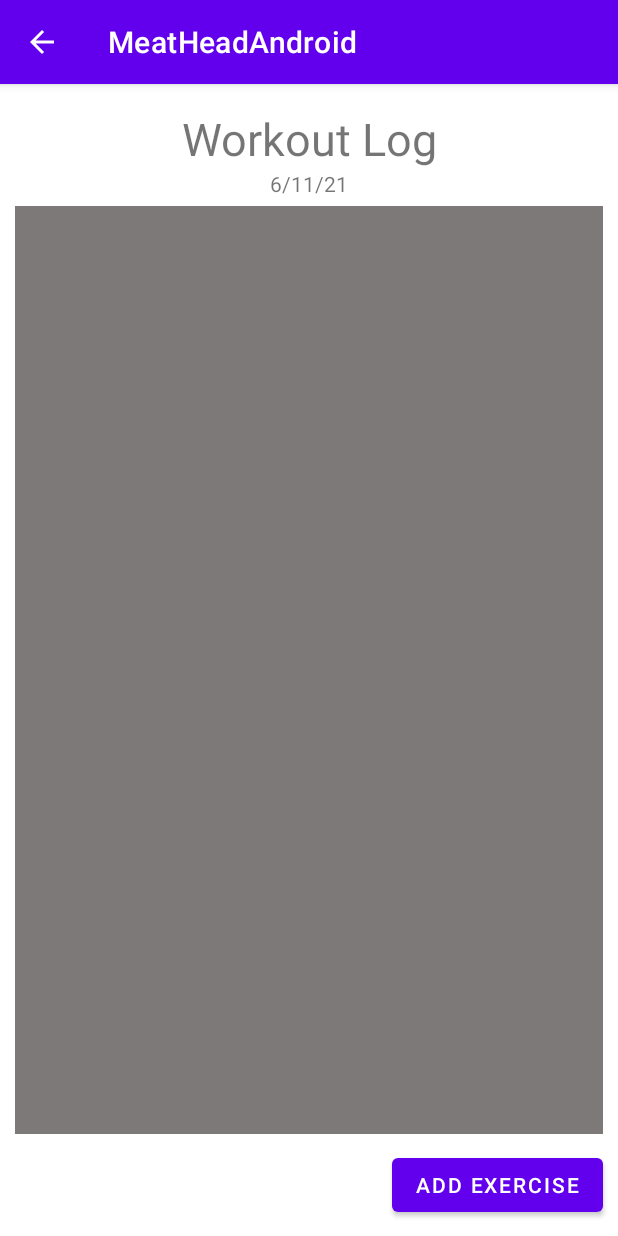
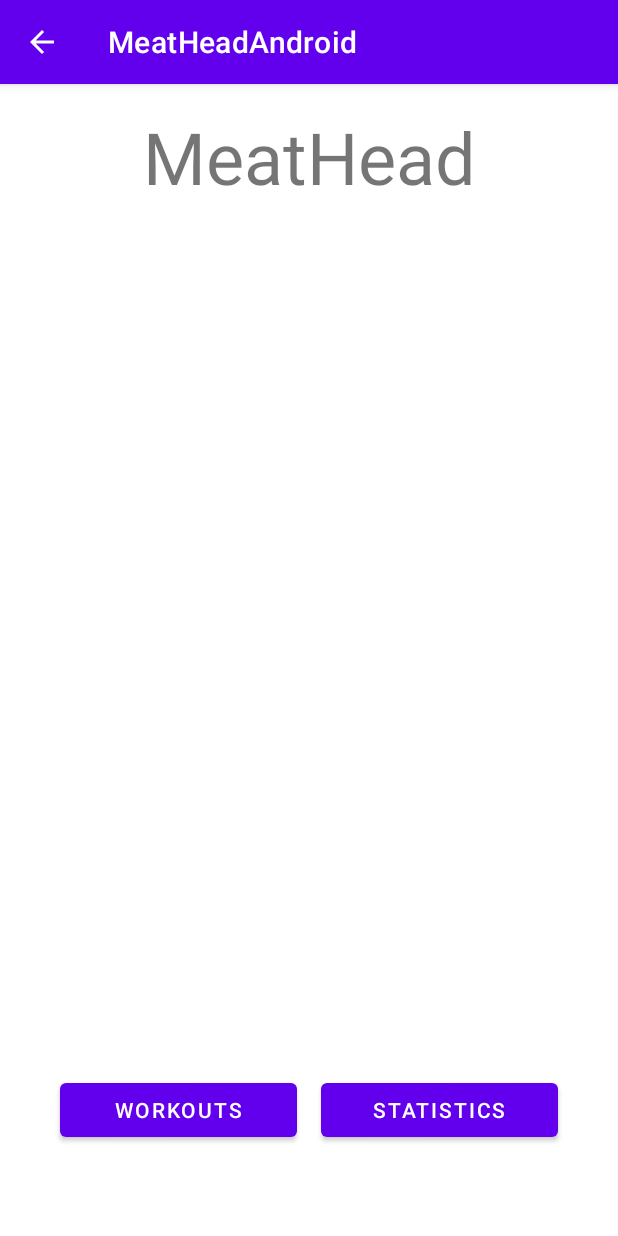
Before and after one commit to SMDeBellis/MeatHead-Android, an Android app: the screen it shows after launch (WorkoutLogActivity before the commit, MainMenuActivity after it), on a phone screen of 412 x 824 dp. Run offline under Robolectric (Android 15) with nearby library versions, the phone set to English and light mode, and no system bars.

Commit message:
Main menu screen (#6)
* Add header and buttons to layout.

* Launch to MainMenuActivity
Add tests for existance of Workoutlogs and Statistics buttons.
Add code to launch to WorkoutLogsActivity when WorkoutLogs button is
pressed.
Modify manifest to navigate back to MainMenuActivity from
WorkoutLogsActivity.
Add test to ensure pressing workouts button launches
WorkoutLogsActivity.

* Restrict the max width of the buttons.

* Add mavenCentral repo.

```diff
--- a/app/build.gradle
+++ b/app/build.gradle
@@ -36,5 +36,6 @@ dependencies {
     testImplementation 'junit:junit:4.13.2'
     androidTestImplementation 'androidx.test.ext:junit:1.1.2'
     androidTestImplementation 'androidx.test.espresso:espresso-core:3.3.0'
+    androidTestImplementation 'androidx.test.espresso:espresso-intents:3.1.0'
     androidTestImplementation 'androidx.test:rules:1.3.0'
 }
--- a/app/src/main/java/com/sdrockstarstudios/meatheadandroid/MainActivity.java
+++ b/app/src/main/java/com/sdrockstarstudios/meatheadandroid/MainActivity.java
@@ -11,11 +11,11 @@ public class MainActivity extends AppCompatActivity {
     protected void onCreate(Bundle savedInstanceState) {
         super.onCreate(savedInstanceState);
         setContentView(R.layout.activity_main);
-        launchWorkoutLogActivity(null);
+        launchMainMenuActivity(null);
     }
 
-    public void launchWorkoutLogActivity(View view){
-        Intent intent = new Intent(this, WorkoutLogActivity.class);
+    public void launchMainMenuActivity(View view){
+        Intent intent = new Intent(this, MainMenuActivity.class);
         startActivity(intent);
     }
 }
--- /dev/null
+++ b/app/src/main/java/com/sdrockstarstudios/meatheadandroid/MainMenuActivity.java
@@ -0,0 +1,21 @@
+package com.sdrockstarstudios.meatheadandroid;
+
+import androidx.appcompat.app.AppCompatActivity;
+
+import android.content.Intent;
+import android.os.Bundle;
+import android.view.View;
+
+public class MainMenuActivity extends AppCompatActivity {
+
+    @Override
+    protected void onCreate(Bundle savedInstanceState) {
+        super.onCreate(savedInstanceState);
+        setContentView(R.layout.activity_main_menu);
+    }
+
+    public void pressWorkoutsButton(View view){
+        Intent workoutLogIntent = new Intent(this, WorkoutLogActivity.class);
+        startActivity(workoutLogIntent);
+    }
+}
--- /dev/null
+++ b/app/src/main/res/layout/activity_main_menu.xml
@@ -0,0 +1,54 @@
+<?xml version="1.0" encoding="utf-8"?>
+<androidx.constraintlayout.widget.ConstraintLayout xmlns:android="http://schemas.android.com/apk/res/android"
+    xmlns:app="http://schemas.android.com/apk/res-auto"
+    xmlns:tools="http://schemas.android.com/tools"
+    android:id="@+id/meatHeadBanner"
+    android:layout_width="match_parent"
+    android:layout_height="match_parent"
+    tools:context=".MainMenuActivity">
+
+    <TextView
+        android:id="@+id/textView"
+        android:layout_width="wrap_content"
+        android:layout_height="wrap_content"
+        android:layout_marginTop="16dp"
+        android:text="@string/meatheadBanner"
+        android:textSize="48sp"
+        app:layout_constraintEnd_toEndOf="parent"
+        app:layout_constraintStart_toStartOf="parent"
+        app:layout_constraintTop_toTopOf="parent" />
+
+    <Button
+        android:id="@+id/workoutsButton"
+        android:layout_width="0dp"
+        android:layout_height="wrap_content"
+        android:layout_marginStart="40dp"
+        android:layout_marginEnd="8dp"
+        android:layout_marginBottom="60dp"
+        android:onClick="pressWorkoutsButton"
+        android:text="Workouts"
+        app:layout_constraintBottom_toBottomOf="parent"
+        app:layout_constraintEnd_toStartOf="@+id/guideline"
+        app:layout_constraintStart_toStartOf="parent"
+        app:layout_constraintWidth_max="200dp" />
+
+    <androidx.constraintlayout.widget.Guideline
+        android:id="@+id/guideline"
+        android:layout_width="wrap_content"
+        android:layout_height="match_parent"
+        android:orientation="vertical"
+        app:layout_constraintGuide_percent="0.5" />
+
+    <Button
+        android:id="@+id/statisticsButton"
+        android:layout_width="0dp"
+        android:layout_height="wrap_content"
+        android:layout_marginStart="8dp"
+        android:layout_marginEnd="40dp"
+        android:layout_marginBottom="60dp"
+        android:text="Statistics"
+        app:layout_constraintBottom_toBottomOf="parent"
+        app:layout_constraintEnd_toEndOf="parent"
+        app:layout_constraintStart_toStartOf="@+id/guideline"
+        app:layout_constraintWidth_max="200dp" />
+</androidx.constraintlayout.widget.ConstraintLayout>
--- a/app/src/main/res/values/strings.xml
+++ b/app/src/main/res/values/strings.xml
@@ -7,4 +7,5 @@
     <string name="add_exercise_dialog_accept">Add</string>
     <string name="delete">Delete</string>
     <string name="cancel">Cancel</string>
+    <string name="meatheadBanner">MeatHead</string>
 </resources>
--- a/build.gradle
+++ b/build.gradle
@@ -3,6 +3,7 @@ buildscript {
     repositories {
         google()
         jcenter()
+        mavenCentral()
     }
     dependencies {
         classpath "com.android.tools.build:gradle:4.1.1"
```
Also changed, not shown: app/src/main/AndroidManifest.xml (+12 -3 lines), 2 other files.
